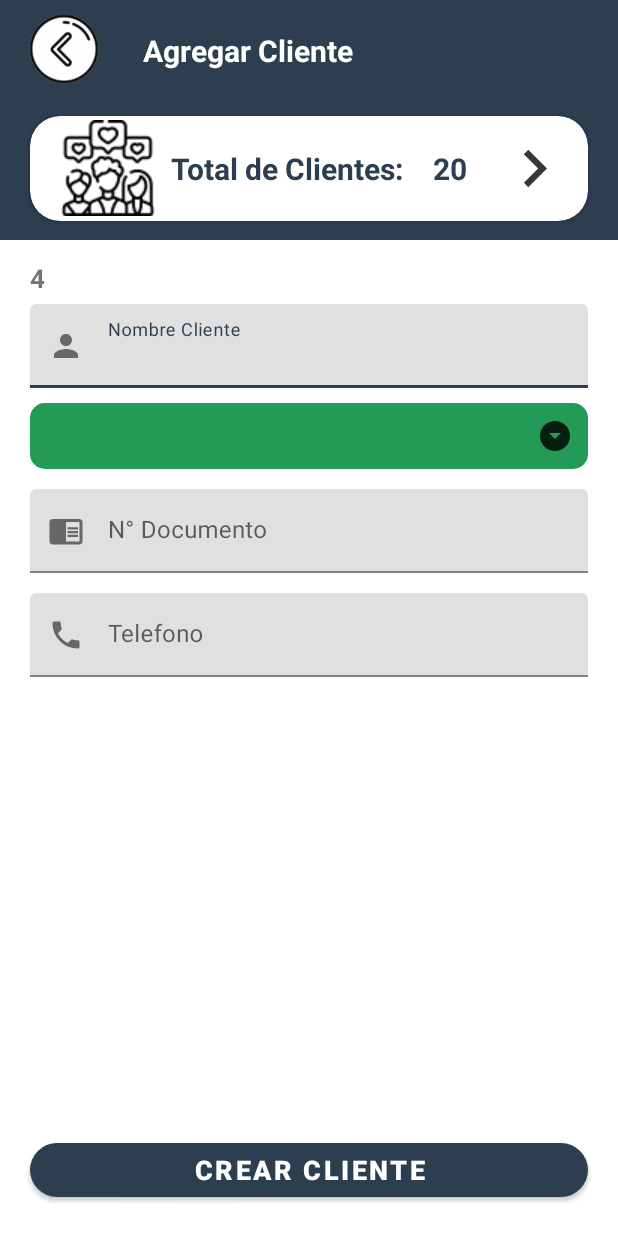
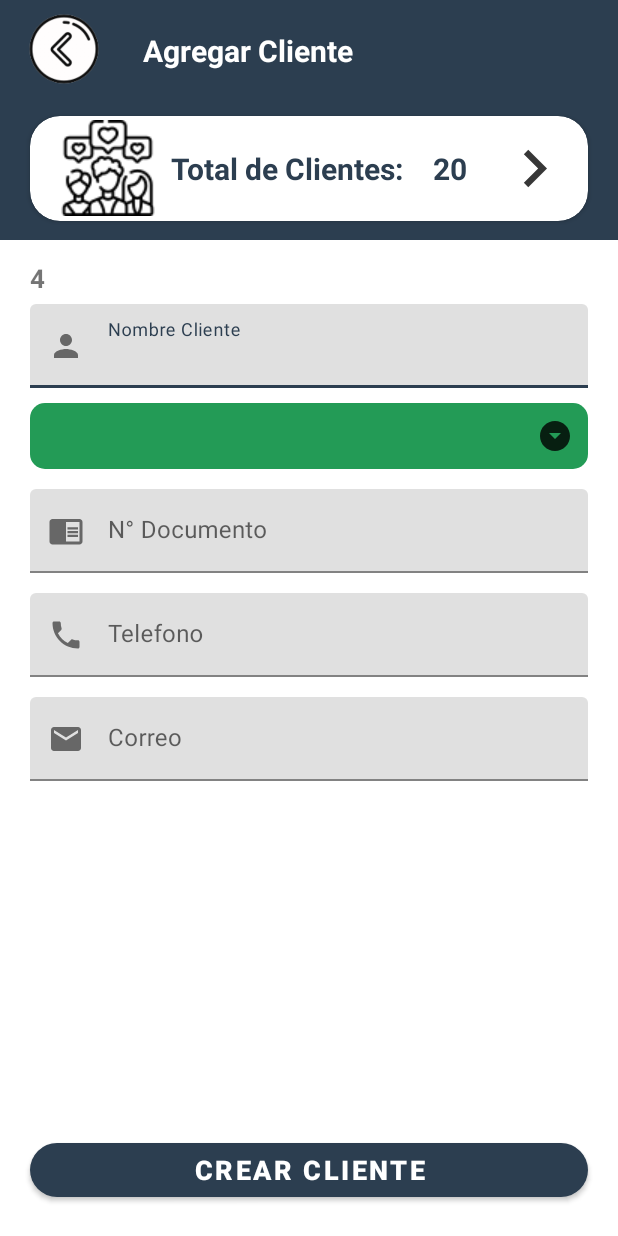
Before and after one commit to Giuhel/VentApps, an Android app: the layout activity_clientes.xml on its own in the app's theme, with its tools: preview values and no code run, on a phone screen of 412 x 824 dp. Run offline under Robolectric (Android 15) with nearby library versions, the phone set to English and light mode, and no system bars.

Commit message:
Diseño actividad cliente v2

```diff
--- a/app/src/main/AndroidManifest.xml
+++ b/app/src/main/AndroidManifest.xml
@@ -14,7 +14,7 @@
         android:theme="@style/Theme.VentApps"
         tools:targetApi="31">
         <activity
-            android:name=".clientes"
+            android:name=".Actividades.clientes"
             android:exported="false" />
         <activity
             android:name=".Actividades.productos"
--- a/app/src/main/java/com/venta/ventapps/Actividades/clientes.java
+++ b/app/src/main/java/com/venta/ventapps/Actividades/clientes.java
@@ -14,5 +14,10 @@ public class clientes extends AppCompatActivity {
     }
 
     public void onClick(View view) {
+        switch (view.getId()){
+            case R.id.btnAtrasC:
+                finish();
+                break;
+        }
     }
 }
--- /dev/null
+++ b/app/src/main/res/drawable/ic_email.xml
@@ -0,0 +1,5 @@
+<vector android:height="24dp" android:tint="#373737"
+    android:viewportHeight="24" android:viewportWidth="24"
+    android:width="24dp" xmlns:android="http://schemas.android.com/apk/res/android">
+    <path android:fillColor="@android:color/white" android:pathData="M20,4L4,4c-1.1,0 -1.99,0.9 -1.99,2L2,18c0,1.1 0.9,2 2,2h16c1.1,0 2,-0.9 2,-2L22,6c0,-1.1 -0.9,-2 -2,-2zM20,8l-8,5 -8,-5L4,6l8,5 8,-5v2z"/>
+</vector>
--- a/app/src/main/res/layout/activity_clientes.xml
+++ b/app/src/main/res/layout/activity_clientes.xml
@@ -194,6 +194,29 @@
 
         </com.google.android.material.textfield.TextInputLayout>
 
+        <com.google.android.material.textfield.TextInputLayout
+            android:id="@+id/txtcorreocliente"
+            android:layout_width="match_parent"
+            android:layout_height="wrap_content"
+            android:layout_marginLeft="20dp"
+            android:layout_marginTop="13dp"
+            android:layout_marginRight="20dp"
+            android:background="@drawable/edittext_bg"
+            android:hint="Correo"
+            android:inputType="text"
+            app:endIconMode="clear_text"
+            app:startIconDrawable="@drawable/ic_email"
+            app:layout_constraintEnd_toEndOf="parent"
+            app:layout_constraintStart_toStartOf="parent"
+            app:layout_constraintTop_toBottomOf="@+id/txttelefonoclien">
+
+            <com.google.android.material.textfield.TextInputEditText
+                android:layout_width="match_parent"
+                android:layout_height="wrap_content"
+                android:inputType="text" />
+
+        </com.google.android.material.textfield.TextInputLayout>
+
         <com.google.android.material.button.MaterialButton
             android:id="@+id/btnCreaCliente"
             android:layout_width="match_parent"
--- a/app/src/main/res/layout/fragment_dashboard.xml
+++ b/app/src/main/res/layout/fragment_dashboard.xml
@@ -84,6 +84,7 @@
                     android:gravity="center">
 
                     <LinearLayout
+                        android:id="@+id/menuClientes"
                         android:layout_width="wrap_content"
                         android:layout_height="wrap_content"
                         android:orientation="vertical"
```
Also changed, not shown: app/src/main/java/com/venta/ventapps/fragmentos/dashboard.java (+24 -3 lines).
